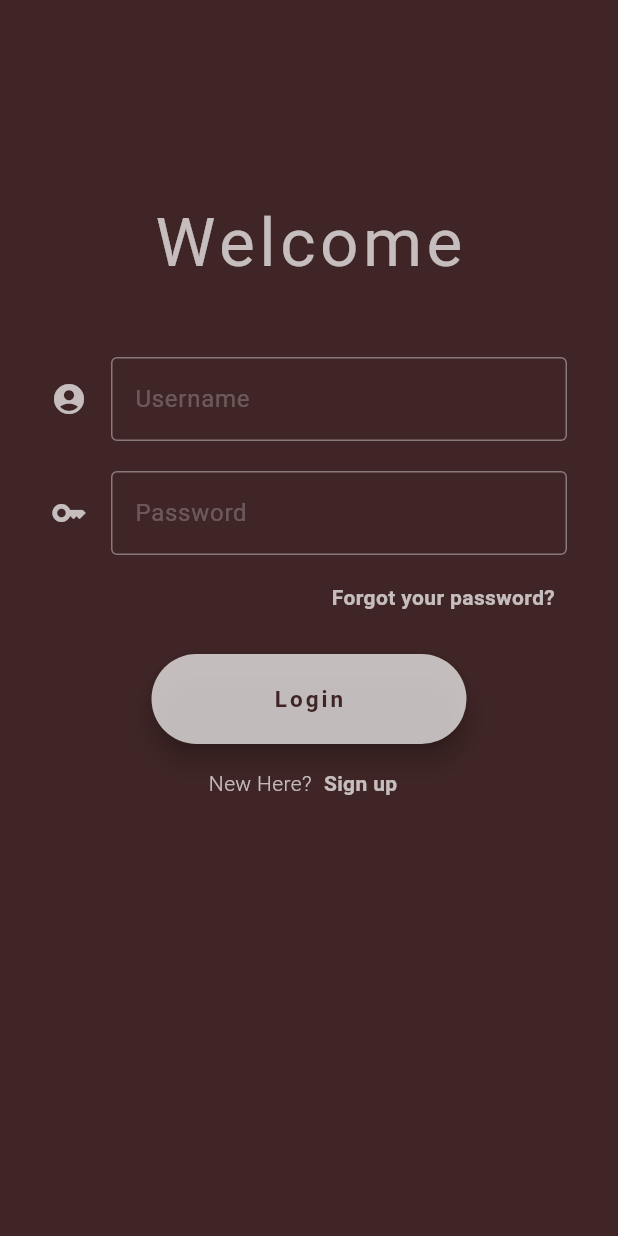
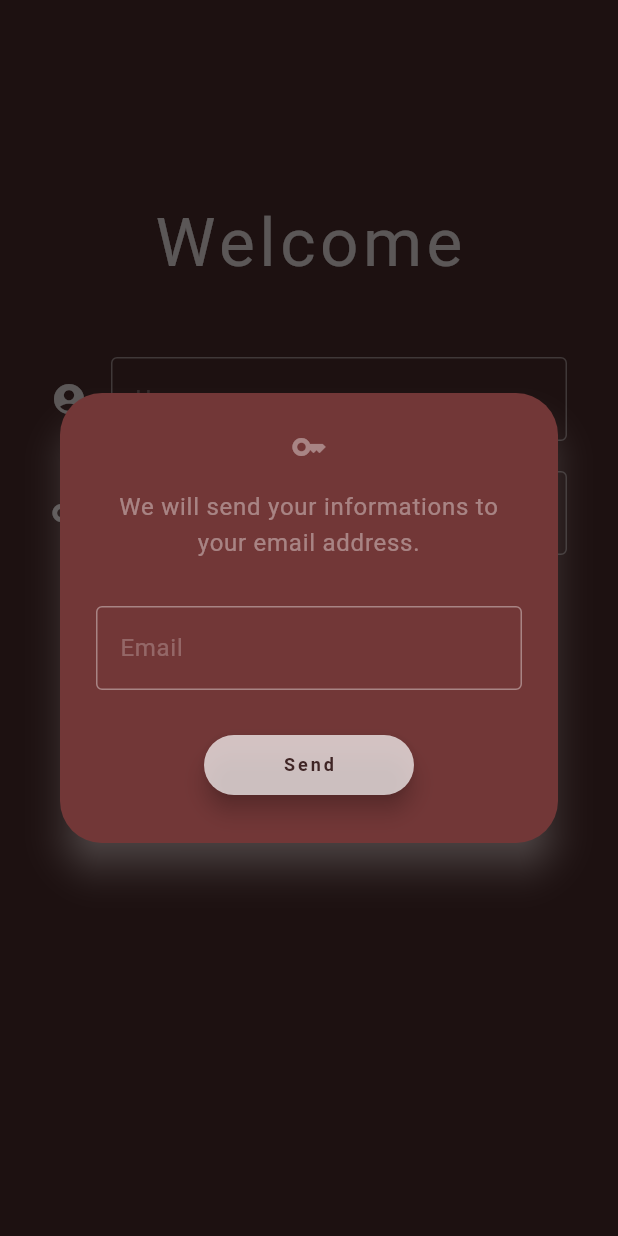
Before and after one commit to batuhan-yaras/WalletApp_Sqflite, a Flutter app: the screen it shows after launch, after a tap on "Forgot your password?", on a phone screen of 412 x 824 dp. Run offline on Flutter 3.47's test engine with Material 3 defaults, Android fonts, the phone set to English and light mode, and no system bars; our stand-ins replace sqflite; missing offline and left inert: mailer; accounts and stored records are empty.

Commit message:
forgot_password

```diff
--- a/lib/login_page.dart
+++ b/lib/login_page.dart
@@ -6,9 +6,11 @@ import 'package:wallet_app/product/all_paddings.dart';
 import 'package:wallet_app/product/all_strings.dart';
 import 'package:wallet_app/core/widget_themes/text_field_widget.dart';
 import 'package:wallet_app/core/widget_themes/title_styles.dart';
-import 'package:wallet_app/product/login_signup_alert.dart';
+import 'package:wallet_app/core/login_signup_alert.dart';
+import 'package:wallet_app/product/forgot_password.dart';
 import 'package:wallet_app/signup_page.dart';
 import 'package:wallet_app/view/user_list/model/user_database_provider.dart';
+import 'package:wallet_app/view/user_list/model/user_model.dart';
 import 'package:wallet_app/wallet_page.dart';
 
 class LoginPage extends StatefulWidget {
@@ -23,10 +25,14 @@ class _LoginPageState extends State<LoginPage> {
   final UserDatabaseProvider _userDatabaseProvider = UserDatabaseProvider();
   bool _loginFailed = false;
 
+  String? _widgetUsername;
+  String? _widgetPassword;
+
   @override
   void initState() {
     super.initState();
     _userDatabaseProvider.open(); // Veritabanı bağlantısını aç
+    _userDatabaseProvider.delete(23);
   }
 
   Future<void> _login() async {
@@ -36,6 +42,10 @@ class _LoginPageState extends State<LoginPage> {
     final user = await _userDatabaseProvider.getUserByCredentials(username, password);
 
     if (user != null) {
+      setState(() {
+        _widgetUsername = user.username;
+        _widgetPassword = user.password.toString();
+      });
       Navigator.pushReplacement(
         context,
         MaterialPageRoute(
@@ -86,7 +96,13 @@ class _LoginPageState extends State<LoginPage> {
                 alignment: Alignment.centerRight,
                 child: TextButtonRow(
                   text: AllStrings().forgotPassword,
-                  onPressed: () {},
+                  onPressed: () {
+                    showDialog(
+                        context: context,
+                        builder: (BuildContext context) {
+                          return const EmailSenderAlertDialog();
+                        });
+                  },
                 ),
               ),
               if (_loginFailed)
--- a/lib/product/all_colors.dart
+++ b/lib/product/all_colors.dart
@@ -9,6 +9,7 @@ class AllColors {
   final Color successfulColor = const Color.fromARGB(255, 62, 92, 54);
   final Color dollarIconColor = const Color.fromARGB(255, 61, 94, 62);
   final Color dollarIconColor2nd = const Color.fromARGB(255, 77, 158, 80);
+  final Color forgotPasswordBG = const Color.fromARGB(255, 114, 55, 55);
 }
 
 class TextFieldColors {
--- a/lib/product/all_strings.dart
+++ b/lib/product/all_strings.dart
@@ -32,4 +32,6 @@ class AllStrings {
   final transferSubTitle = 'You transferred your money successfully.';
 
   final farmingIconAsset = 'assets/dollarIcon.png';
+
+  final mailSubject = 'Your Informations!';
 }
--- /dev/null
+++ b/lib/product/forgot_password.dart
@@ -0,0 +1,128 @@
+import 'package:flutter/material.dart';
+import 'package:wallet_app/core/widget_themes/main_button_widget.dart';
+import 'package:wallet_app/core/widget_themes/text_field_widget.dart';
+import 'package:wallet_app/core/widget_themes/wallet_info_widgets.dart';
+import 'package:wallet_app/product/all_colors.dart';
+import 'package:wallet_app/product/all_strings.dart';
+import 'package:mailer/mailer.dart';
+import 'package:mailer/smtp_server.dart';
+import 'package:wallet_app/view/user_list/model/user_database_provider.dart';
+
+class EmailSenderAlertDialog extends StatefulWidget {
+  const EmailSenderAlertDialog({super.key});
+
+  @override
+  State<EmailSenderAlertDialog> createState() => _EmailSenderAlertDialogState();
+}
+
+class _EmailSenderAlertDialogState extends State<EmailSenderAlertDialog> {
+  final TextEditingController _emailController = TextEditingController();
+  final UserDatabaseProvider _userDatabaseProvider = UserDatabaseProvider();
+
+  @override
+  void initState() {
+    super.initState();
+    _userDatabaseProvider.open(); // Veritabanını aç
+  }
+
+  @override
+  void dispose() {
+    _emailController.dispose();
+    super.dispose();
+  }
+
+  @override
+  Widget build(BuildContext context) {
+    return AlertDialog(
+      shadowColor: TextFieldColors().fieldBorderColor,
+      elevation: 10,
+      icon: Icon(
+        Icons.key,
+        color: TextFieldColors().fieldBorderColor,
+      ),
+      title: const WalletInfoSubtitle(text: 'We will send your informations to your email address.'),
+      backgroundColor: AllColors().forgotPasswordBG,
+      actions: [
+        TextFieldStyles(
+          labeltext: AllStrings().emailAdress,
+          fieldInputType: TextInputType.emailAddress,
+          maxLength: 64,
+          controller: _emailController,
+        ),
+        Center(
+          child: MainButton(
+            text: AllStrings().send,
+            onPressed: () async {
+              String email = _emailController.text.trim(); // Boşlukları temizle
+              if (email.isEmpty) {
+                ScaffoldMessenger.of(context).showSnackBar(
+                  const SnackBar(content: Text('Please enter an email address')),
+                );
+                return;
+              }
+
+              bool userExists = await _userDatabaseProvider.isEmailTaken(email);
+
+              if (userExists) {
+                bool sendStatus = await _sendEmail(email);
+                if (sendStatus) {
+                  ScaffoldMessenger.of(context).showSnackBar(
+                    const SnackBar(content: Text('Email sent successfully')),
+                  );
+                } else {
+                  ScaffoldMessenger.of(context).showSnackBar(
+                    const SnackBar(content: Text('Failed to send email')),
+                  );
+                }
+              } else {
+                ScaffoldMessenger.of(context).showSnackBar(
+                  const SnackBar(content: Text('Email not registered')),
+                );
+              }
+
+              Navigator.pop(context);
+            },
+            height: 40,
+            width: 140,
+            fontSize: 12,
+          ),
+        ),
+      ],
+    );
+  }
+
+  Future<bool> _sendEmail(String recipientEmail) async {
+    bool sendStates = false;
+    try {
+      final user = await _userDatabaseProvider.getUserByEmail(recipientEmail);
+
+      String username = 'bthnyrs@gmail.com';
+      String password = 'bxez gwlt olhl jbsf';
+
+      final smtpServer = gmail(username, password); // Gmail SMTP sunucusunu kullan
+
+      // Mesajı oluştur
+      final message = Message()
+        ..from = Address(username, 'Wallet App')
+        ..recipients.add(recipientEmail)
+        ..subject = 'Wallet App Informations'
+        ..text = 'This is the plain text.\nThis is line 2 of the text part.'
+        ..html =
+            "<h1>Your Wallet's Informations</h1>\n<p>Email address: $recipientEmail\n<p>Username: ${user?.username}\n<p>Password: ${user?.password}</p>";
+
+      // E-postayı gönder
+      final sendReport = await send(message, smtpServer);
+      debugPrint('Message sent: $sendReport');
+      sendStates = true; // Gönderim başarılıysa true olarak ayarla
+    } on MailerException catch (e) {
+      debugPrint('Message not sent.');
+      for (var p in e.problems) {
+        debugPrint('Problem: ${p.code}: ${p.msg}');
+      }
+    } catch (e) {
+      debugPrint('Exception: $e');
+    }
+
+    return sendStates;
+  }
+}
--- a/lib/signup_page.dart
+++ b/lib/signup_page.dart
@@ -8,7 +8,7 @@ import 'package:wallet_app/login_page.dart';
 import 'package:wallet_app/product/all_colors.dart';
 import 'package:wallet_app/product/all_paddings.dart';
 import 'package:wallet_app/product/all_strings.dart';
-import 'package:wallet_app/product/login_signup_alert.dart';
+import 'package:wallet_app/core/login_signup_alert.dart';
 import 'package:wallet_app/view/user_list/model/user_model.dart';
 
 class SignupPage extends StatefulWidget {
--- a/lib/view/user_list/model/user_database_provider.dart
+++ b/lib/view/user_list/model/user_database_provider.dart
@@ -155,6 +155,21 @@ class UserDatabaseProvider {
     }
   }
 
+  Future<UserModel?> getUserByEmail(String email) async {
+    await getDatabase();
+
+    final userMaps = await database!.query(
+      _userTableName,
+      where: 'email = ?',
+      whereArgs: [email],
+    );
+    if (userMaps.isNotEmpty) {
+      return UserModel.fromJson(userMaps.first);
+    } else {
+      return null;
+    }
+  }
+
   Future<void> createTransferTable(Database db) async {
     await db.execute(
       '''CREATE TABLE $_transferTableName (
--- a/lib/wallet_page.dart
+++ b/lib/wallet_page.dart
@@ -7,11 +7,10 @@ import 'package:wallet_app/product/all_colors.dart';
 import 'package:wallet_app/product/all_paddings.dart';
 import 'package:wallet_app/product/all_strings.dart';
 import 'package:wallet_app/product/animate_gesture_detector.dart';
-import 'package:wallet_app/product/login_signup_alert.dart';
+import 'package:wallet_app/core/login_signup_alert.dart';
 import 'package:wallet_app/product/username_avatar_image.dart';
 import 'package:wallet_app/view/user_list/model/user_database_provider.dart';
 
-//herkese rastgele money atayacağım. Chatgpt de var.
 class WalletPageView extends StatefulWidget {
   final String email;
   final String username;
--- a/pubspec.yaml
+++ b/pubspec.yaml
@@ -10,6 +10,7 @@ dependencies:
   flutter:
     sdk: flutter
   intl: ^0.19.0
+  mailer: ^6.1.2
   path: ^1.9.0
   sqflite: ^2.3.3+1
 
```
Also changed, not shown: assets/GithubImages/10.jpg, assets/GithubImages/12.jpg (added), assets/GithubImages/13.jpg (added), assets/GithubImages/14.jpg (added), assets/GithubImages/4.jpg, assets/GithubImages/7.jpg, lib/core/login_signup_alert.dart (renamed from lib/product/login_signup_alert.dart).
